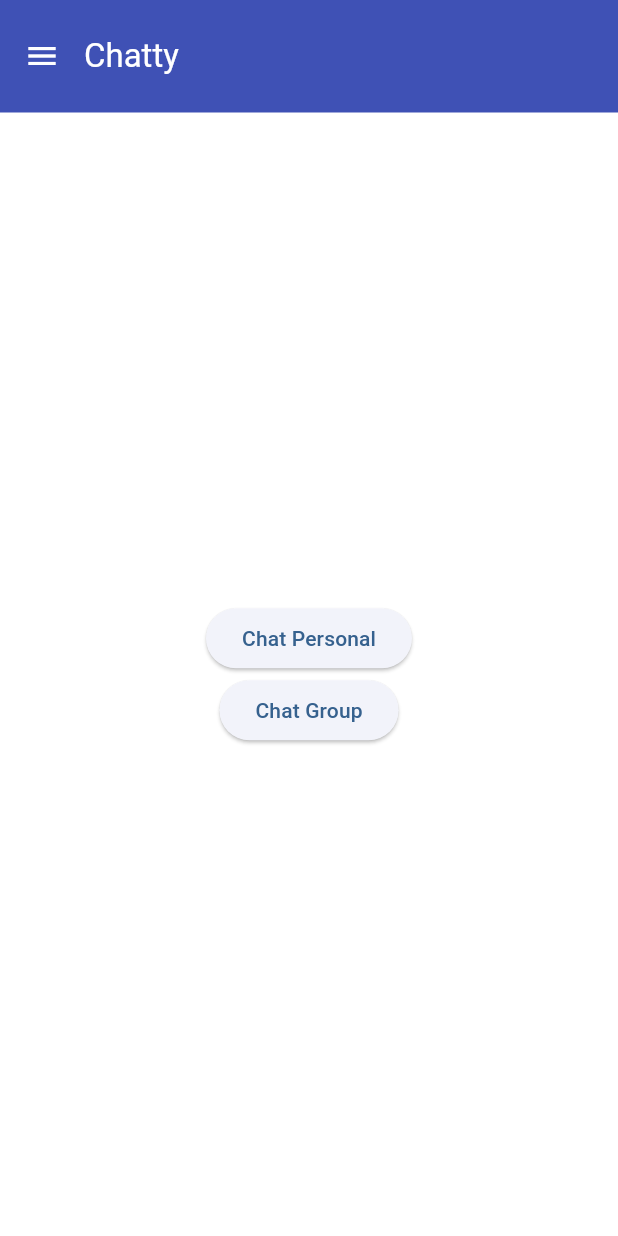
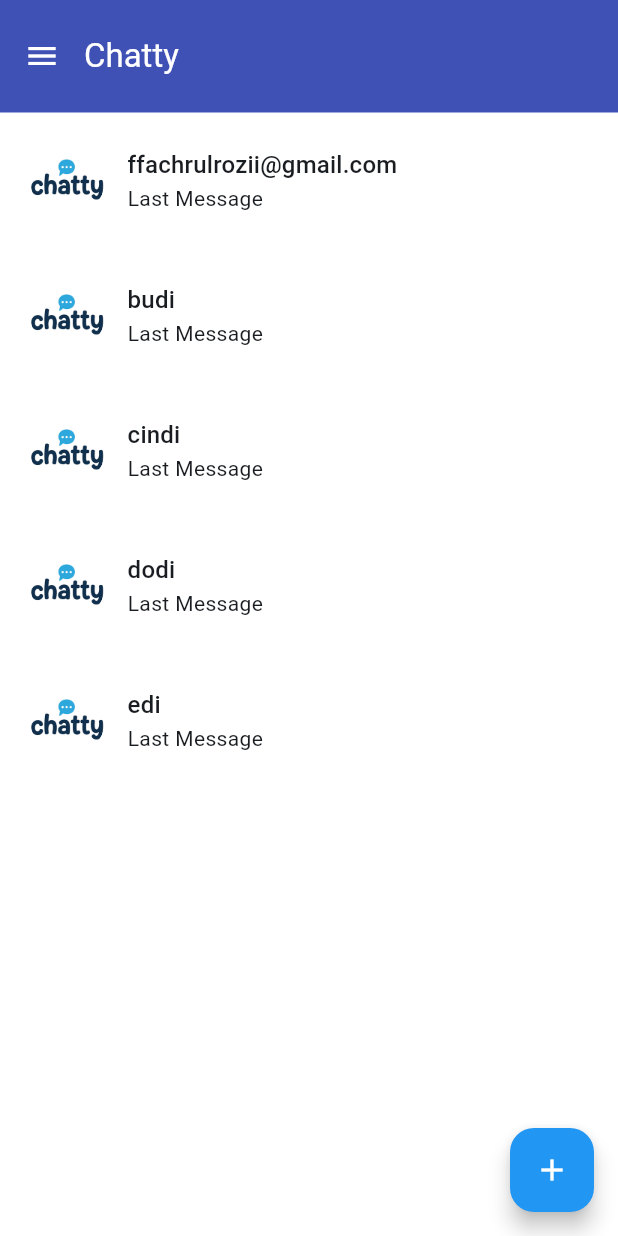
Before and after one commit to ffchrulrozi/chatty, a Flutter app: the DashboardPage screen opened by its route, on a phone screen of 412 x 824 dp. Run offline on Flutter 3.47's test engine with Material 3 defaults, Android fonts, the phone set to English and light mode, and no system bars; our stand-ins replace cloud_firestore, firebase_auth, firebase_core, flutter_riverpod, go_router, google_sign_in; accounts and stored records are empty.

Commit message:
-chat list: make ui of list chats -chat personal: make ui, get messages from firestore, and send new message

```diff
--- a/lib/featuers/chat/pages/chat_list_page.dart
+++ b/lib/featuers/chat/pages/chat_list_page.dart
@@ -1,4 +1,7 @@
+import 'package:chatty/assets/assets.gen.dart';
 import 'package:chatty/routes/paths.dart';
+import 'package:chatty/utils/helper/divider_helper.dart';
+import 'package:chatty/utils/helper/style_helper.dart';
 import 'package:flutter/material.dart';
 import 'package:go_router/go_router.dart';
 
@@ -7,20 +10,41 @@ class ChatListPage extends StatelessWidget {
 
   @override
   Widget build(BuildContext context) {
-    return Center(
-      child: Column(
-        mainAxisAlignment: MainAxisAlignment.center,
-        children: [
-          ElevatedButton(
-            onPressed: () => context.push(PATH.CHAT_PERSONAL),
-            child: const Text("Chat Personal"),
+    final users = ['ffachrulrozii@gmail.com', 'budi', 'cindi', 'dodi', 'edi'];
+    return ListView.builder(
+      itemCount: users.length,
+      itemBuilder: (context, index) {
+        var chat = users[index];
+        return InkWell(
+          onTap: () => context.push("${PATH.CHAT_PERSONAL.name}/$chat"),
+          child: Container(
+            padding: const EdgeInsets.all(20),
+            child: Row(
+              children: [
+                ClipOval(
+                  child: Image.asset(
+                    Assets.lib.assets.img.logo.path,
+                    width: 50,
+                    height: 50,
+                    fit: BoxFit.cover,
+                  ),
+                ),
+                h(1.5),
+                Column(
+                  crossAxisAlignment: CrossAxisAlignment.start,
+                  children: [
+                    Text(
+                      chat,
+                      style: text(context).titleMedium,
+                    ),
+                    const Text("Last Message"),
+                  ],
+                ),
+              ],
+            ),
           ),
-          ElevatedButton(
-            onPressed: () => context.push(PATH.CHAT_GROUP),
-            child: const Text("Chat Group"),
-          )
-        ],
-      ),
+        );
+      },
     );
   }
 }
--- a/lib/featuers/dashboard/pages/dashboard_page.dart
+++ b/lib/featuers/dashboard/pages/dashboard_page.dart
@@ -6,20 +6,19 @@ import 'package:chatty/featuers/profile/page/profile_page.dart';
 import 'package:chatty/featuers/setting/page/setting_page.dart';
 import 'package:chatty/featuers/star/page/star_page.dart';
 import 'package:chatty/featuers/status/page/status_page.dart';
-import 'package:firebase_auth/firebase_auth.dart';
 import 'package:flutter/material.dart';
 import 'package:flutter_riverpod/flutter_riverpod.dart';
-import 'package:go_router/go_router.dart';
 
 class DashboardPage extends ConsumerWidget {
   const DashboardPage({super.key});
 
   @override
   Widget build(BuildContext context, WidgetRef ref) {
+    int pageIndex = ref.watch(pageIndexProvider);
     return Scaffold(
       appBar: AppBar(title: const Text("Chatty")),
       body: IndexedStack(
-        index: ref.watch(pageIndexProvider),
+        index: pageIndex,
         children: const [
           ChatListPage(),
           ProfilePage(),
@@ -30,6 +29,16 @@ class DashboardPage extends ConsumerWidget {
         ],
       ),
       drawer: const DashboardDrawerWidget(),
+      floatingActionButton: pageIndex == 0
+          ? FloatingActionButton(
+              backgroundColor: Colors.blue,
+              onPressed: () => (),
+              child: const Icon(
+                Icons.add,
+                color: Colors.white,
+              ),
+            )
+          : null,
     );
   }
 }
--- a/lib/main.dart
+++ b/lib/main.dart
@@ -3,13 +3,12 @@ import 'package:chatty/routes/routes.dart';
 import 'package:chatty/theme/app_theme.dart';
 import 'package:firebase_core/firebase_core.dart';
 import 'package:flutter/material.dart';
-import 'package:flutter_riverpod/flutter_riverpod.dart';
 
 void main() async {
   WidgetsFlutterBinding.ensureInitialized();
   await Firebase.initializeApp(options: DefaultFirebaseOptions.currentPlatform);
 
-  runApp(const ProviderScope(child: MainApp()));
+  runApp(const MainApp());
 }
 
 class MainApp extends StatelessWidget {
--- a/lib/routes/paths.dart
+++ b/lib/routes/paths.dart
@@ -2,6 +2,11 @@ class PATH {
   static const String SPLASH = "/";
   static const String LOGIN = "/login";
   static const String DASHBOARD = "/dashboard";
-  static const String CHAT_PERSONAL = "/chat/personal";
-  static const String CHAT_GROUP = "/chat/group";
+  static ParamedPath CHAT_PERSONAL = ParamedPath("/chat/:id", "/chat");
 }
+
+class ParamedPath {
+  String path;
+  String name;
+  ParamedPath(this.path, this.name);
+}
--- a/lib/routes/routes.dart
+++ b/lib/routes/routes.dart
@@ -1,9 +1,10 @@
 import 'package:chatty/featuers/auth/pages/auth_login_page.dart';
-import 'package:chatty/featuers/chat/pages/chat_group_page.dart';
 import 'package:chatty/featuers/chat/pages/chat_personal_page.dart';
+import 'package:chatty/featuers/chat/providers/chat_provider.dart';
 import 'package:chatty/featuers/dashboard/pages/dashboard_page.dart';
 import 'package:chatty/featuers/splash/pages/splash_page.dart';
 import 'package:chatty/routes/paths.dart';
+import 'package:firebase_auth/firebase_auth.dart';
 import 'package:flutter/material.dart';
 import 'package:flutter_riverpod/flutter_riverpod.dart';
 import 'package:go_router/go_router.dart';
@@ -18,19 +19,29 @@ final appRoutes = GoRouter(
     ),
     GoRoute(
       path: PATH.LOGIN,
-      builder: (_, __) => const AuthLoginPage(),
+      builder: (_, __) => const ProviderScope(child: AuthLoginPage()),
     ),
     GoRoute(
       path: PATH.DASHBOARD,
-      builder: (_, __) => const DashboardPage(),
+      builder: (_, __) => const ProviderScope(child: DashboardPage()),
     ),
     GoRoute(
-      path: PATH.CHAT_PERSONAL,
-      builder: (_, __) => const ChatPersonalPage(),
-    ),
-    GoRoute(
-      path: PATH.CHAT_GROUP,
-      builder: (_, __) => const ChatGroupPage(),
-    ),
+      path: PATH.CHAT_PERSONAL.path,
+      builder: (context, state) {
+        String myEmail = FirebaseAuth.instance.currentUser!.email!;
+        String receiverEmail = state.pathParameters['id']!;
+        String chatId = myEmail.hashCode <= receiverEmail.hashCode
+            ? "$myEmail#$receiverEmail"
+            : "$receiverEmail#$myEmail";
+
+        return ProviderScope(
+          overrides: [
+            chatIdProvider.overrideWithValue(chatId),
+            receiverEmailProvider.overrideWithValue(receiverEmail),
+          ],
+          child: const ChatPersonalPage(),
+        );
+      },
+    )
   ],
 );
```
Also changed, not shown: lib/featuers/chat/pages/chat_group_page.dart (deleted, +0 -17 lines), lib/featuers/chat/pages/chat_personal_page.dart (+106 -5 lines), lib/featuers/chat/providers/chat_provider.dart (added, +35 -0 lines).
